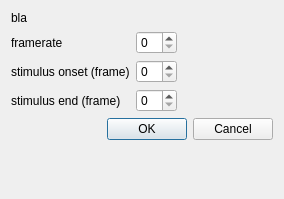
Above: main_gui/conversion_dialog.ui from dedan/DrosCalciumAnalyse before the change. Below: the same form after it.
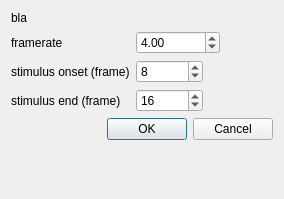
That is the form after the change.

Commit message: validate input in conversion dialog

What changed in the file:
```diff
--- a/main_gui/conversion_dialog.ui
+++ b/main_gui/conversion_dialog.ui
@@ -53,14 +53,25 @@
      </property>
     </widget>
    </item>
-   <item row="1" column="1">
-    <widget class="QSpinBox" name="framerate_box"/>
-   </item>
    <item row="2" column="1">
-    <widget class="QSpinBox" name="stimulus_on_box"/>
+    <widget class="QSpinBox" name="stimulus_on_box">
+     <property name="maximum">
+      <number>1000000</number>
+     </property>
+     <property name="value">
+      <number>8</number>
+     </property>
+    </widget>
    </item>
    <item row="3" column="1">
-    <widget class="QSpinBox" name="stimulus_end_box"/>
+    <widget class="QSpinBox" name="stimulus_end_box">
+     <property name="maximum">
+      <number>1000000</number>
+     </property>
+     <property name="value">
+      <number>16</number>
+     </property>
+    </widget>
    </item>
    <item row="2" column="0">
     <widget class="QLabel" name="label_3">
@@ -76,6 +87,19 @@
      </property>
     </widget>
    </item>
+   <item row="1" column="1">
+    <widget class="QDoubleSpinBox" name="framerate_box">
+     <property name="maximum">
+      <double>100000.000000000000000</double>
+     </property>
+     <property name="singleStep">
+      <double>0.100000000000000</double>
+     </property>
+     <property name="value">
+      <double>4.000000000000000</double>
+     </property>
+    </widget>
+   </item>
   </layout>
  </widget>
  <resources/>
```
The commit also changes 1 other file.
